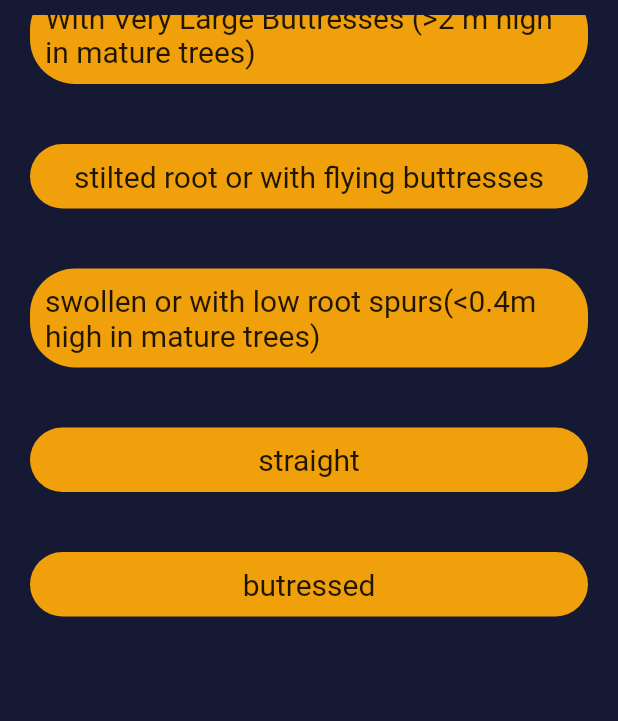
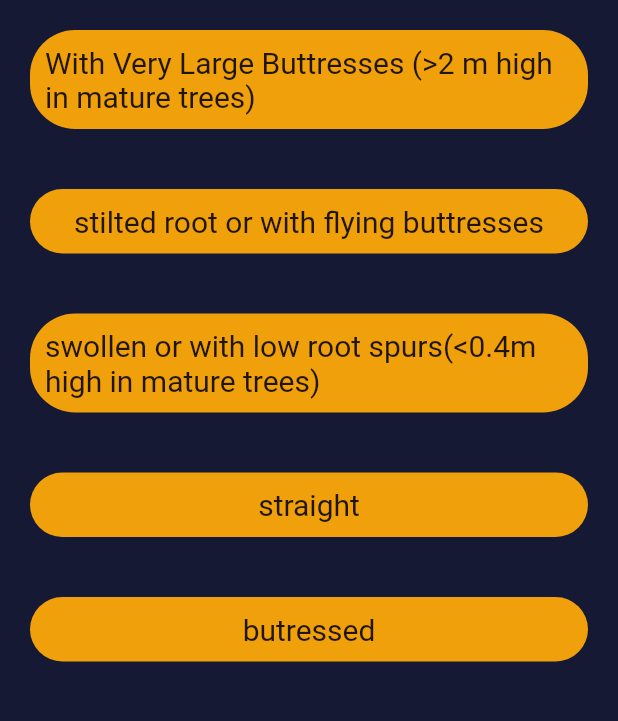
Before and after one commit to sacthedev/forestor_2, a Flutter app: the KeyPage screen opened directly with empty values, after a tap on "base of tree", on a phone screen of 412 x 824 dp, the part 129-850 px from its top. Run offline on Flutter 3.47's test engine with Material 2 defaults, Android fonts, the light colour scheme and no system bars; our stand-ins replace sqflite; accounts and stored records are empty.

Commit message:
- fixed top margin issue not showing on pages as breadcrumb blocks it

```diff
--- a/lib/src/views/ui/key_page/key_page.dart
+++ b/lib/src/views/ui/key_page/key_page.dart
@@ -44,7 +44,9 @@ class KeyPage extends StatelessWidget {
                   String _key = KEY.keys.elementAt(index);
                   return Container(
                       padding: const EdgeInsets.all(20),
-                      margin: const EdgeInsets.only(left: 10, right: 10),
+                      margin: index == 0
+                          ? const EdgeInsets.only(left: 10, right: 10, top: 50)
+                          : const EdgeInsets.only(left: 10, right: 10),
                       alignment: Alignment.center,
                       child: InkWell(
                           onTap: () {
--- a/lib/src/views/ui/key_page/sub_key_all_trees.dart
+++ b/lib/src/views/ui/key_page/sub_key_all_trees.dart
@@ -39,7 +39,10 @@ class SubKeyAllTrees extends StatelessWidget {
                 itemBuilder: (BuildContext context, int index) {
                   Tree tree = filteredTreeList[index];
                   return Container(
-                    margin: const EdgeInsets.all(20),
+                    margin: index == 0
+                        ? const EdgeInsets.only(
+                            left: 20, right: 20, bottom: 20, top: 50)
+                        : const EdgeInsets.all(20),
                     alignment: Alignment.center,
                     child: InkWell(
                       onTap: () {
--- a/lib/src/views/ui/key_page/sub_key_page.dart
+++ b/lib/src/views/ui/key_page/sub_key_page.dart
@@ -52,7 +52,10 @@ class SubKeyPage extends StatelessWidget {
                     // print(characteristic[_keyName]["treeIDs"]);
 
                     return Container(
-                      margin: const EdgeInsets.all(20),
+                      margin: index == 0
+                          ? const EdgeInsets.only(
+                              left: 20, right: 20, bottom: 20, top: 50)
+                          : const EdgeInsets.all(20),
                       alignment: Alignment.center,
                       child: InkWell(
                           onTap: () {
```
